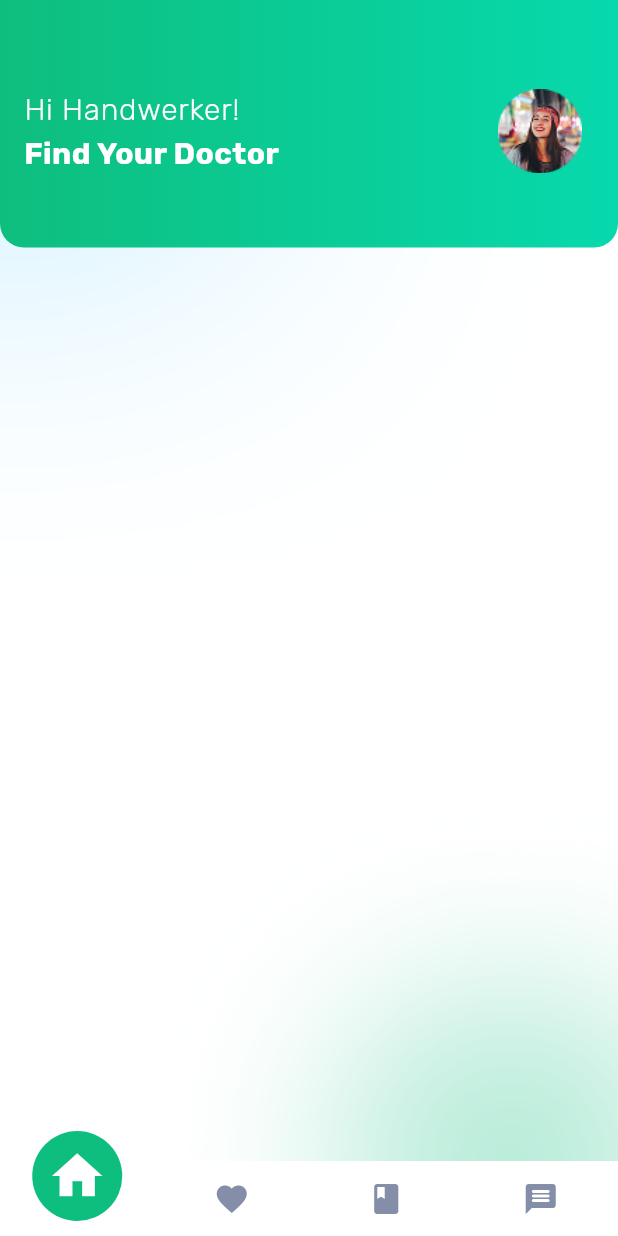
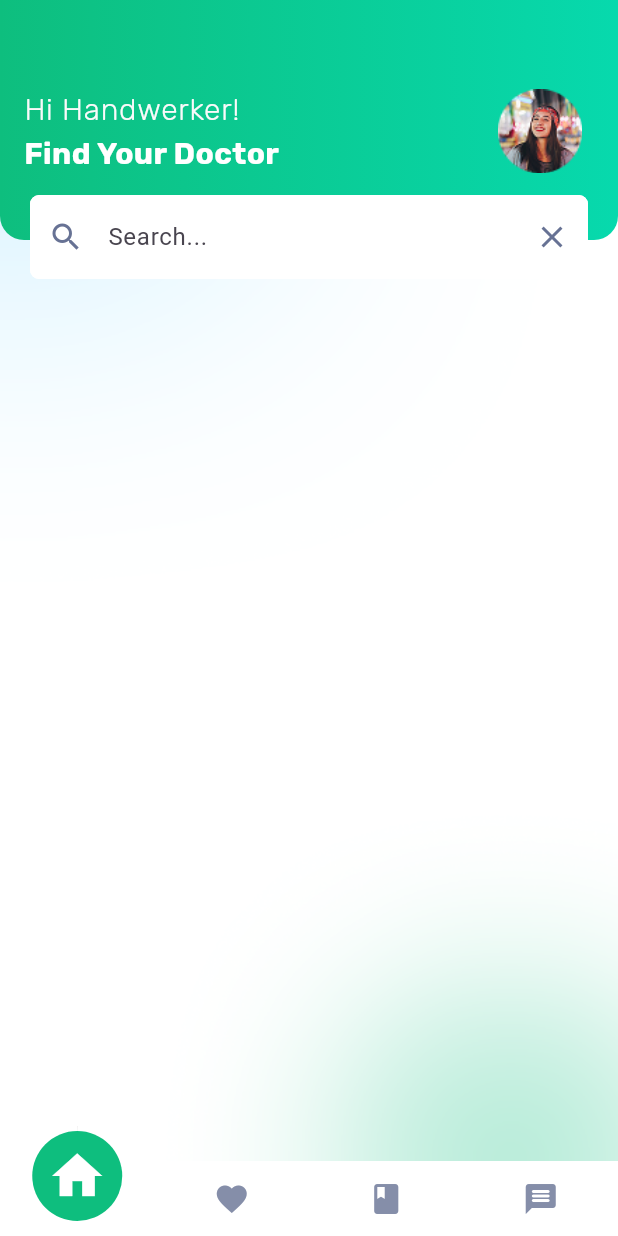
Before and after one commit to mano299/DoctorApp, a Flutter app: the HomeView screen opened directly, on a phone screen of 412 x 824 dp. Run offline on Flutter 3.47's test engine with Material 3 defaults, Android fonts, the phone set to English and light mode, and no system bars; drawn by our look-alikes of convex_bottom_bar; our stand-ins replace flutter_svg.

Commit message:
create custom text field

```diff
--- a/lib/features/home/presentation/widgets/custom_app_bar.dart
+++ b/lib/features/home/presentation/widgets/custom_app_bar.dart
@@ -8,6 +8,7 @@ class CustomAppBar extends StatelessWidget {
   @override
   Widget build(BuildContext context) {
     return Container(
+      height: 160,
       decoration: BoxDecoration(
         borderRadius: BorderRadius.only(
           bottomRight: Radius.circular(16),
@@ -34,7 +35,6 @@ class CustomAppBar extends StatelessWidget {
             ),
             trailing: Image.asset(Assets.assetsImagesAppBarPhoto),
           ),
-          SizedBox(height: 40),
         ],
       ),
     );
--- /dev/null
+++ b/lib/features/home/presentation/widgets/custom_text_field.dart
@@ -0,0 +1,29 @@
+import 'package:flutter/material.dart';
+
+class CustomTextField extends StatelessWidget {
+  const CustomTextField({super.key});
+
+  @override
+  Widget build(BuildContext context) {
+    return TextField(
+      decoration: InputDecoration(
+          filled: true,
+          fillColor: Colors.white,
+          prefixIcon: const Icon(
+            Icons.search,
+            color: Color(0xff677294),
+          ),
+          suffixIcon: const Icon(
+            Icons.close,
+            color: Color(0xff677294),
+          ),
+          hintText: 'Search...',
+          enabledBorder: OutlineInputBorder(
+            borderSide: BorderSide(color: Colors.white),
+            borderRadius: BorderRadius.circular(6),
+          ),
+          focusedBorder: OutlineInputBorder(
+              borderSide: BorderSide(color: Colors.blueAccent))),
+    );
+  }
+}
--- a/lib/features/home/presentation/widgets/home_view_body.dart
+++ b/lib/features/home/presentation/widgets/home_view_body.dart
@@ -2,6 +2,7 @@ import 'package:doctor_app/core/utils/app_images.dart';
 import 'package:flutter/material.dart';
 
 import 'custom_app_bar.dart';
+import 'custom_text_field.dart';
 
 class HomeViewBody extends StatelessWidget {
   const HomeViewBody({super.key});
@@ -9,6 +10,7 @@ class HomeViewBody extends StatelessWidget {
   @override
   Widget build(BuildContext context) {
     return Stack(
+      clipBehavior: Clip.none,
       children: [
         Image.asset(
           Assets.assetsImagesSplashBg,
@@ -16,11 +18,16 @@ class HomeViewBody extends StatelessWidget {
           height: double.infinity,
           fit: BoxFit.cover,
         ),
-        Column(
-          children: [
-            CustomAppBar(),
-          ],
-        ),
+        CustomAppBar(),
+        Positioned(
+          top: 130,
+          left: 0,
+          right: 0,
+          child: Padding(
+            padding: const EdgeInsets.symmetric(horizontal: 20.0),
+            child: CustomTextField(),
+          ),
+        )
       ],
     );
   }
```
